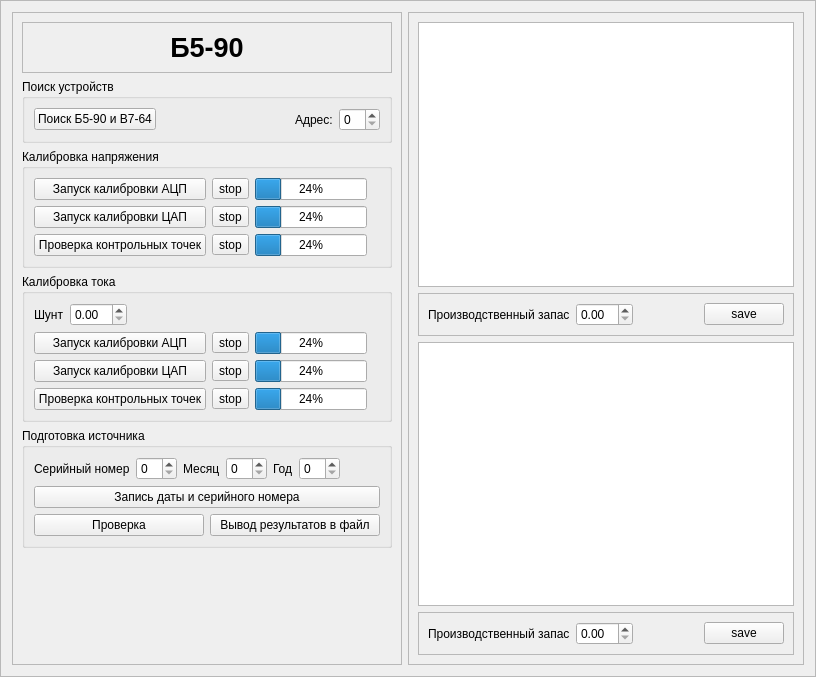
The window that Qt/Organizations/Impulse/Factory_Calibration/src/B590/src/ui/b590.ui (RinatB2017/mega_GIT) describes before a commit, drawn with Qt 5.
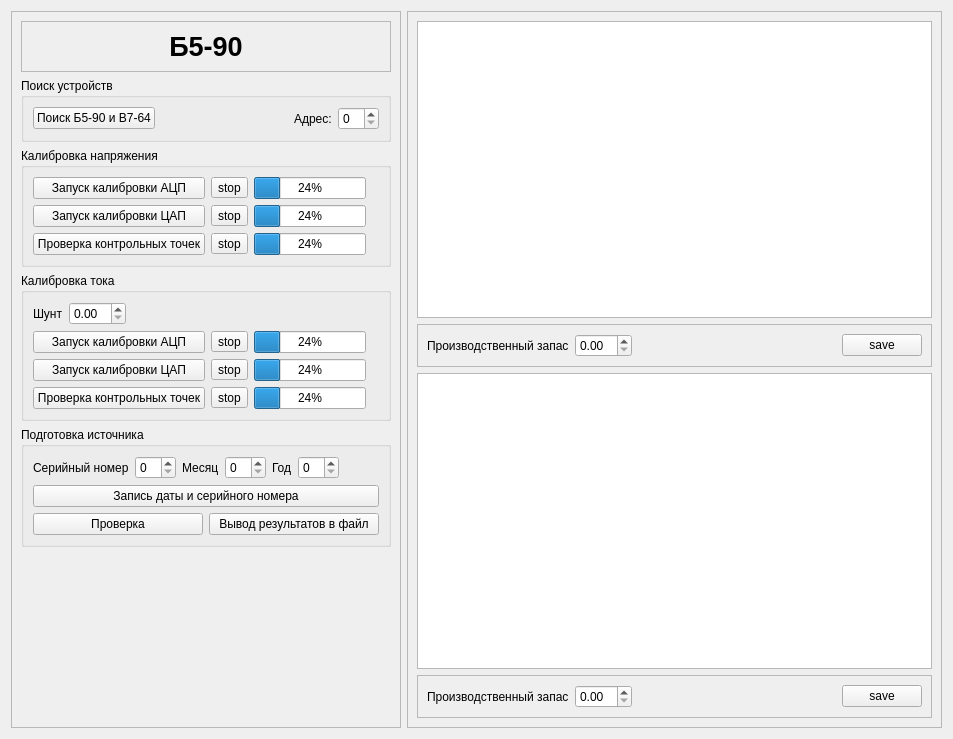
The same window after the commit. Icons and pictures are not drawn.

The edit to the form file:
```diff
--- a/Qt/Organizations/Impulse/Factory_Calibration/src/B590/src/ui/b590.ui
+++ b/Qt/Organizations/Impulse/Factory_Calibration/src/B590/src/ui/b590.ui
@@ -1,24 +1,18 @@
 <?xml version="1.0" encoding="UTF-8"?>
 <ui version="4.0">
  <class>B590</class>
- <widget class="QFrame" name="B590">
+ <widget class="QWidget" name="B590">
   <property name="geometry">
    <rect>
     <x>0</x>
     <y>0</y>
-    <width>816</width>
-    <height>677</height>
+    <width>953</width>
+    <height>739</height>
    </rect>
   </property>
   <property name="windowTitle">
    <string>Frame</string>
   </property>
-  <property name="frameShape">
-   <enum>QFrame::StyledPanel</enum>
-  </property>
-  <property name="frameShadow">
-   <enum>QFrame::Raised</enum>
-  </property>
   <layout class="QHBoxLayout" name="horizontalLayout_2">
    <item>
     <widget class="QFrame" name="frame_2">
```
